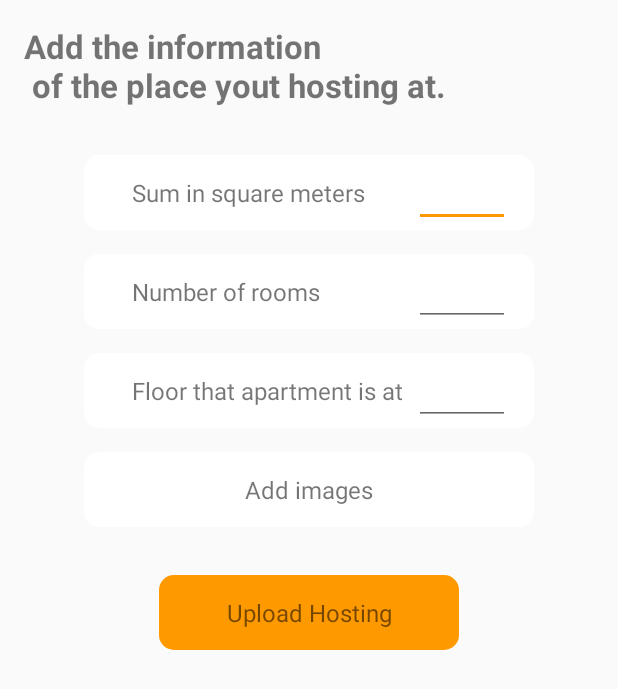
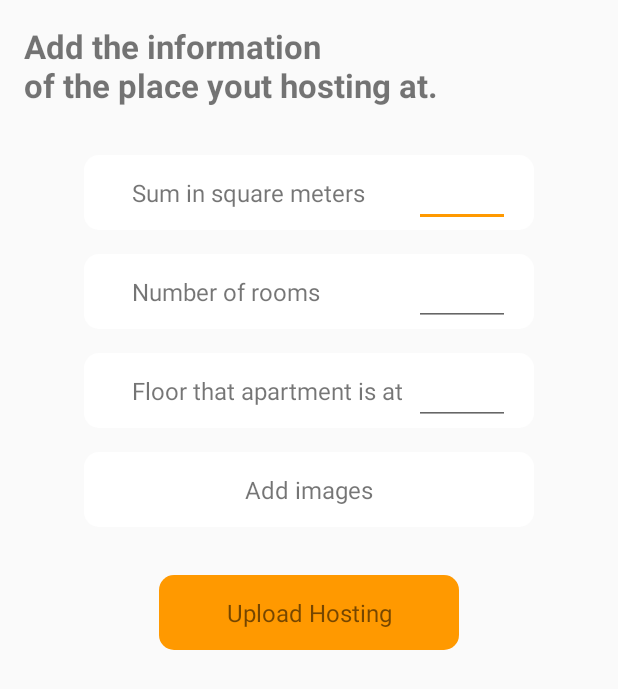
Before and after one commit to NikoNakkan/OoYoO, an Android app: the AddHomeActivity screen opened directly, with no data from a screen before it, on a phone screen of 412 x 824 dp. Shown: the top 689 px of the screen. Run offline under Robolectric (Android 15) with nearby library versions, the phone set to English and light mode, and no system bars.

Commit message:
Ui textstyle and other small details

```diff
--- a/Project-code/ooYoo/app/src/main/res/layout/activity_add_home.xml
+++ b/Project-code/ooYoo/app/src/main/res/layout/activity_add_home.xml
@@ -9,7 +9,7 @@
     <TextView
         android:layout_width="wrap_content"
         android:layout_height="wrap_content"
-        android:text="Add the information\n of the place yout hosting at."
+        android:text="Add the information\nof the place yout hosting at."
         android:textSize="22sp"
         android:id="@+id/house_info_activity_text"
         android:layout_margin="16dp"
```
